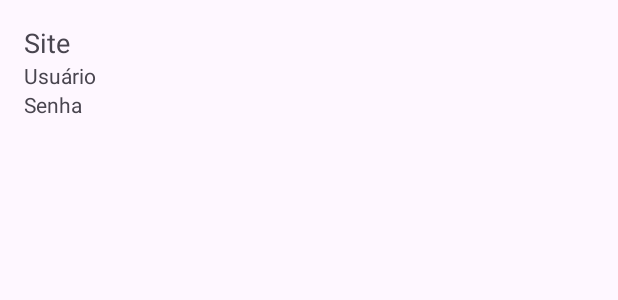
After one commit to mstewart796/MinhasSenhas, an Android app: the layout password_list_item.xml on its own in the app's theme, with its tools: preview values and no code run, on a phone screen of 412 x 824 dp. The commit adds this screen. Shown: the top 300 px of the screen. Run offline under Robolectric (Android 15) with nearby library versions, the phone set to English and light mode, and no system bars.

Commit message:
Completed until passo 17

```diff
--- /dev/null
+++ b/app/src/main/res/layout/password_list_item.xml
@@ -0,0 +1,27 @@
+<?xml version="1.0" encoding="utf-8"?>
+<LinearLayout xmlns:android="http://schemas.android.com/apk/res/android"
+    android:layout_width="match_parent"
+    android:layout_height="wrap_content"
+    android:orientation="vertical"
+    android:padding="16dp">
+
+    <TextView
+        android:id="@+id/siteTextView"
+        android:layout_width="wrap_content"
+        android:layout_height="wrap_content"
+        android:text="Site"
+        android:textAppearance="?android:attr/textAppearanceMedium" />
+
+    <TextView
+        android:id="@+id/userTextView"
+        android:layout_width="wrap_content"
+        android:layout_height="wrap_content"
+        android:text="Usuário" />
+
+    <TextView
+        android:id="@+id/senhaTextView"
+        android:layout_width="wrap_content"
+        android:layout_height="wrap_content"
+        android:text="Senha" />
+
+</LinearLayout>
```
Also changed, not shown: app/src/main/java/com/example/minhassenhas/CustomCursorAdapter.kt (added, +59 -0 lines), app/src/main/java/com/example/minhassenhas/DataListActivity.kt (+18 -1 lines), app/src/main/java/com/example/minhassenhas/DatabaseController.kt (+9 -0 lines), app/src/main/java/com/example/minhassenhas/RegisterActivity.kt (+25 -3 lines).
